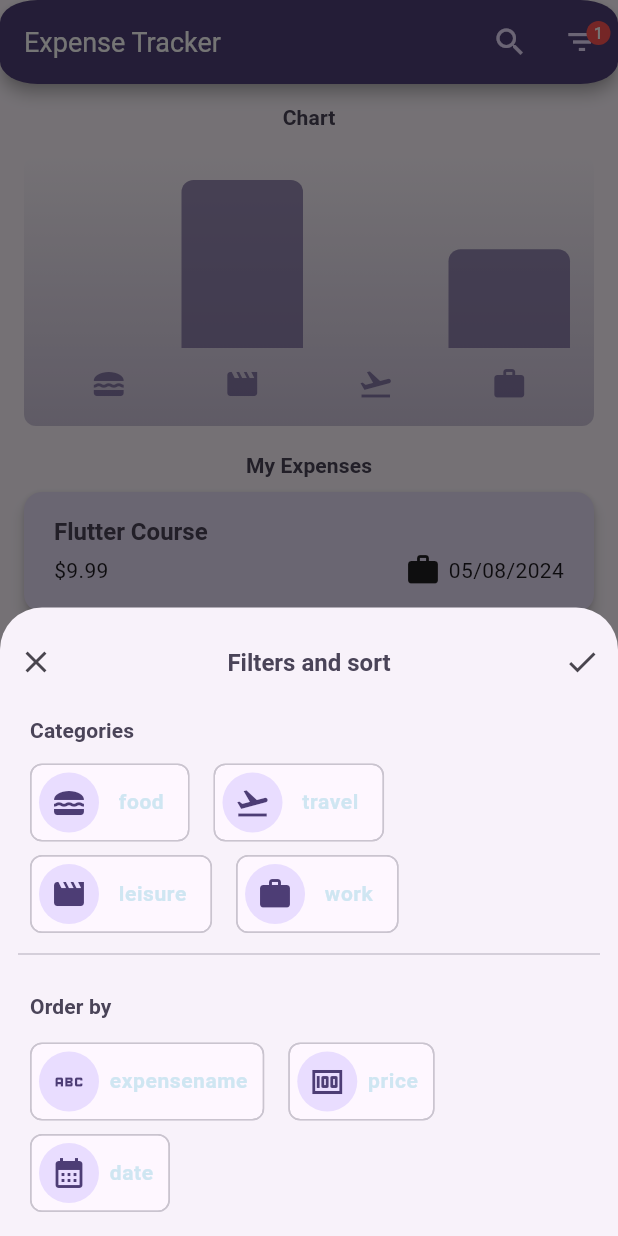
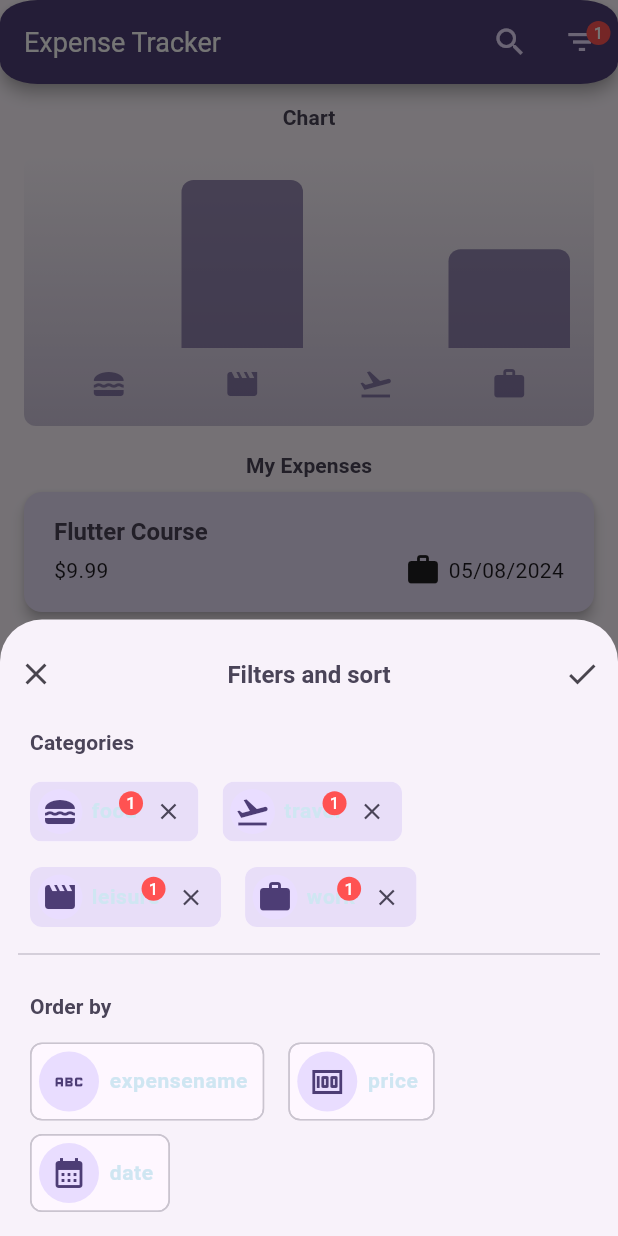
Before and after one commit to edoremo00/FlutterCourse, a Flutter app: the screen it shows after launch, after a tap on an icon or button, on a phone screen of 412 x 824 dp. Run offline on Flutter 3.47's test engine with Material 3 defaults, Android fonts, the phone set to English and light mode, and no system bars; our stand-ins replace google_fonts; Roboto replaces fonts that are missing (Ubuntu).

Commit message:
inizio cambio chip con filterchip in pagina filtri in quanto sono più corretti da usare in questo caso. il metodo di ricerca dovrà subire modifiche così come il modello dei filtri [TODO]

```diff
--- a/lib/widgets/filters.dart
+++ b/lib/widgets/filters.dart
@@ -73,24 +73,52 @@ class FiltersWidgetstate extends State<FiltersWidget> {
               runSpacing: 9,
               children: [
                 ...categoryIcons.entries.map((entry) {
-                  return ChoiceChip(
+                  // return ChoiceChip(
+                  //   showCheckmark: false,
+                  //   selected: _selectedCategory == entry.key,
+                  //   onSelected: (_) {
+                  //     setState(() {
+                  //       _selectedCategory = entry.key;
+                  //     });
+                  //   },
+                  //   padding: const EdgeInsets.all(4),
+                  //   labelPadding:
+                  //       const EdgeInsets.symmetric(horizontal: 12, vertical: 9),
+                  //   avatar: CircleAvatar(
+                  //     child: Icon(entry.value),
+                  //   ),
+                  //   label: Text(
+                  //     style: Theme.of(context).textTheme.bodySmall,
+                  //     entry.key.name,
+                  //   ),
+                  // );
+                  return FilterChip(
+                    label: Badge(
+                      label: Text("1"),
+
+                     alignment: Alignment.topRight,
+                      child: Text(
+                        style: Theme.of(context).textTheme.bodySmall,
+                        entry.key.name,
+                      ),
+                    ),
+
+                    //TODO DA FINIRE
+                    // label: Row(
+                    //   children: [
+
+                    //   ],
+                    // ),
+                    onSelected: (value) {},
+                    selected: true,
+                    onDeleted: () {},
                     showCheckmark: false,
-                    selected: _selectedCategory == entry.key,
-                    onSelected: (_) {
-                      setState(() {
-                        _selectedCategory = entry.key;
-                      });
-                    },
-                    padding: const EdgeInsets.all(4),
-                    labelPadding:
-                        const EdgeInsets.symmetric(horizontal: 12, vertical: 9),
                     avatar: CircleAvatar(
                       child: Icon(entry.value),
                     ),
-                    label: Text(
-                      style: Theme.of(context).textTheme.bodySmall,
-                      entry.key.name,
-                    ),
+                    padding: const EdgeInsets.all(4),
+                    labelPadding:
+                        const EdgeInsets.symmetric(horizontal: 6, vertical: 3),
                   );
                 }),
               ],
```
